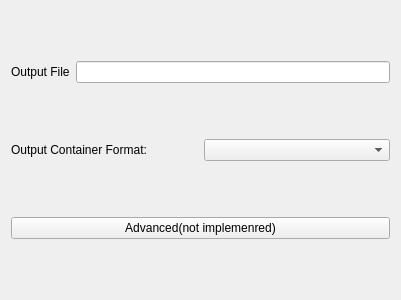
Before: the Qt Designer form ChooseFileFormat.ui in lexa/ffmpeg-gui, drawn with Qt 5.
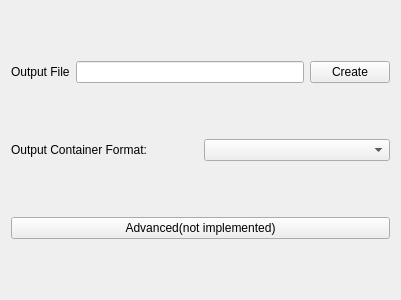
After: the same form once the commit is applied.

Commit message: Little change was made

```diff
--- a/ChooseFileFormat.ui
+++ b/ChooseFileFormat.ui
@@ -32,6 +32,13 @@
      <item>
       <widget class="QLineEdit" name="lineEdit"/>
      </item>
+     <item>
+      <widget class="QPushButton" name="pushButton_2">
+       <property name="text">
+        <string>Create</string>
+       </property>
+      </widget>
+     </item>
     </layout>
    </item>
    <item>
@@ -51,7 +58,7 @@
    <item>
     <widget class="QPushButton" name="pushButton">
      <property name="text">
-      <string>Advanced(not implemenred)</string>
+      <string>Advanced(not implemented)</string>
      </property>
     </widget>
    </item>
```
